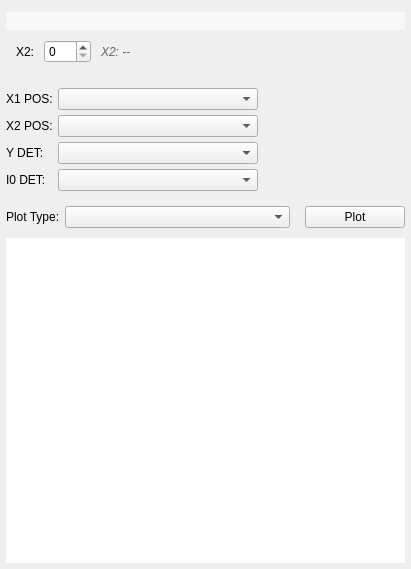
This is src/mdaviz/resources/mda_file_table_view.ui in BCDA-APS/mdaviz as Qt 5 draws it before an edit. The edited form follows.
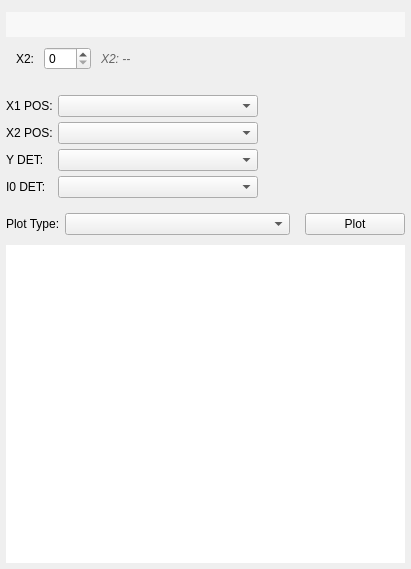
This is the edited form.

Commit message:
feat: Implement Y DET selection controls for 2D plotting
- Add X1 POS, X2 POS, Y DET, I0 DET comboboxes with Plot Type and Plot button
- Implement dynamic control visibility: hide 1D controls in 2D mode, show Y DET controls
- Add proper data filtering: X1/X2 show positioners (P*), Y/I0 show detectors (D*)
- Set P1 as default for X1 and X2 instead of Index (P0)
- Hide mode controls (auto-add/replace/off, clear buttons) in 2D mode
- Improve UI layout: uniform 200px combobox widths, constrained file path height
- Add smart widget hierarchy navigation for mode controls visibility

What changed in the file:
```diff
--- a/src/mdaviz/resources/mda_file_table_view.ui
+++ b/src/mdaviz/resources/mda_file_table_view.ui
@@ -31,6 +31,24 @@
    </property>
    <item>
     <widget class="QLabel" name="filePath">
+     <property name="sizePolicy">
+      <sizepolicy hsizetype="Preferred" vsizetype="Fixed">
+       <horstretch>0</horstretch>
+       <verstretch>0</verstretch>
+      </sizepolicy>
+     </property>
+     <property name="minimumSize">
+      <size>
+       <width>0</width>
+       <height>25</height>
+      </size>
+     </property>
+     <property name="maximumSize">
+      <size>
+       <width>16777215</width>
+       <height>40</height>
+      </size>
+     </property>
      <property name="styleSheet">
       <string notr="true">QLabel {
     background-color: rgb(248, 248, 248);
@@ -189,6 +207,12 @@
             <height>0</height>
            </size>
           </property>
+          <property name="maximumSize">
+           <size>
+            <width>200</width>
+            <height>16777215</height>
+           </size>
+          </property>
          </widget>
         </item>
         <item row="1" column="0">
@@ -218,6 +242,12 @@
             <height>0</height>
            </size>
           </property>
+          <property name="maximumSize">
+           <size>
+            <width>200</width>
+            <height>16777215</height>
+           </size>
+          </property>
          </widget>
         </item>
         <item row="2" column="0">
@@ -247,6 +277,12 @@
             <height>0</height>
            </size>
           </property>
+          <property name="maximumSize">
+           <size>
+            <width>200</width>
+            <height>16777215</height>
+           </size>
+          </property>
          </widget>
         </item>
         <item row="3" column="0">
@@ -276,6 +312,12 @@
             <height>0</height>
            </size>
           </property>
+          <property name="maximumSize">
+           <size>
+            <width>200</width>
+            <height>16777215</height>
+           </size>
+          </property>
          </widget>
         </item>
        </layout>
```
The commit also changes 2 other files.
